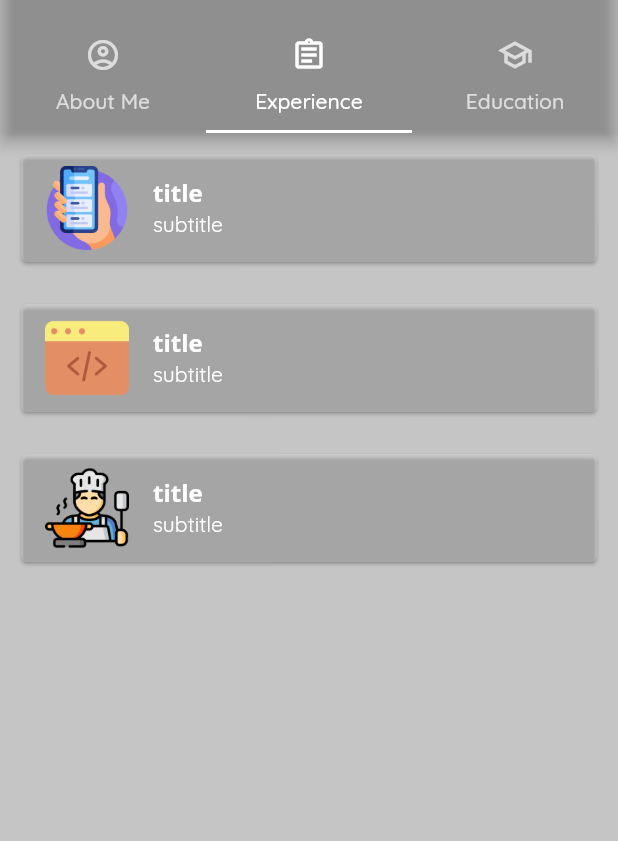
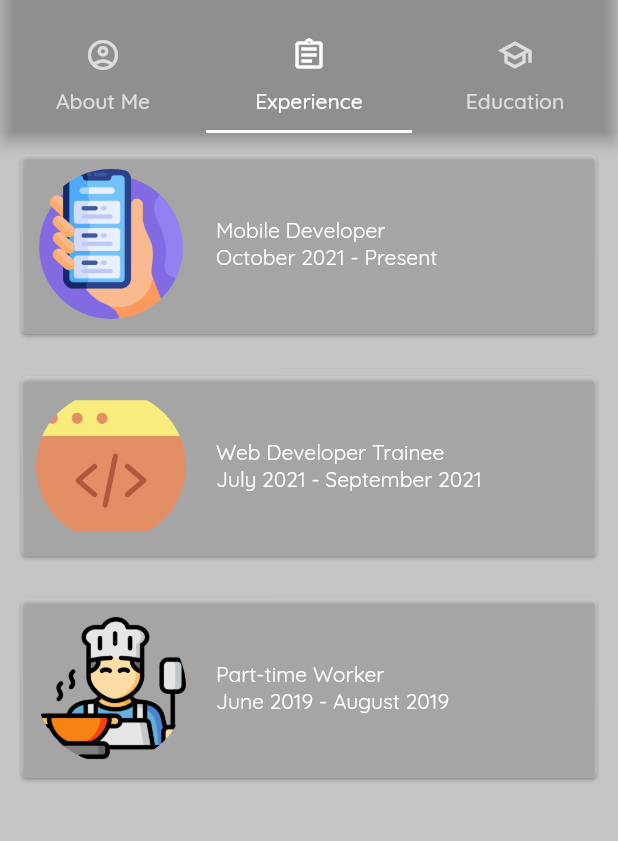
Before and after one commit to afiqaimanafr/resume-mobile-app, a Flutter app: the screen it shows after launch, tab 2 chosen, on a phone screen of 412 x 824 dp, the part 62-903 px from its top. Run offline on Flutter 3.47's test engine with Material 2 defaults, Android fonts, the light colour scheme and no system bars; Roboto replaces fonts that are missing (QuickSand).

Commit message:
latest ui

```diff
--- a/lib/screens/experience/experience_screen.dart
+++ b/lib/screens/experience/experience_screen.dart
@@ -5,16 +5,16 @@ import 'package:flutter/material.dart';
 class ExperienceScreen extends StatelessWidget {
   List<ExperienceModel> experience = [
     ExperienceModel(
-        title: 'title',
-        subtitle: 'subtitle',
+        title: 'Mobile Developer',
+        subtitle: 'October 2021 - Present',
         image: 'assets/images/smartphone.png'),
     ExperienceModel(
-        title: 'title',
-        subtitle: 'subtitle',
+        title: 'Web Developer Trainee',
+        subtitle: 'July 2021 - September 2021',
         image: 'assets/images/web-programming.png'),
     ExperienceModel(
-        title: 'title',
-        subtitle: 'subtitle',
+        title: 'Part-time Worker',
+        subtitle: 'June 2019 - August 2019',
         image: 'assets/images/cooking.png'),
   ];
 
@@ -26,27 +26,54 @@ class ExperienceScreen extends StatelessWidget {
         itemCount: experience.length,
         itemBuilder: (ctx, index) {
           final item = experience[index];
-          return Padding(
+          return Container(
+            padding: const EdgeInsets.all(10),
+            width: double.infinity,
+            child: Card(
+              color: Colors.white.withOpacity(0.2),
+              child: Row(
+                children: <Widget>[
+                  Column(
+                    mainAxisAlignment: MainAxisAlignment.center,
+                    children: <Widget>[
+                      Padding(
                         padding: const EdgeInsets.all(10.0),
-            child: Card(
-              color: kPrimaryLightColor.withOpacity(0.2),
-              child: ListTile(
-                leading: Image.asset(item.image),
-                title: Text(
+                        child: CircleAvatar(
+                          radius: 50,
+                          backgroundColor: Colors.transparent,
+                          backgroundImage: AssetImage(item.image),
+                        ),
+                      ),
+                    ],
+                  ),
+                  Expanded(
+                    child: Padding(
+                      padding: const EdgeInsets.symmetric(
+                        vertical: 10,
+                        horizontal: 10,
+                      ),
+                      child: Column(
+                        crossAxisAlignment: CrossAxisAlignment.start,
+                        children: <Widget>[
+                          Text(
                             item.title,
                             style: const TextStyle(
                               color: kPrimaryLightColor,
-                    fontWeight: FontWeight.bold,
-                    fontFamily: primaryFamilyFont,
+                              fontFamily: secondaryFamilyFont,
                             ),
                           ),
-                subtitle: Text(
+                          Text(
                             item.subtitle,
                             style: const TextStyle(
                               color: kPrimaryLightColor,
                               fontFamily: secondaryFamilyFont,
                             ),
                           ),
+                        ],
+                      ),
+                    ),
+                  ),
+                ],
               ),
             ),
           );
```
Lines whose indentation alone changed are shown as unchanged.
